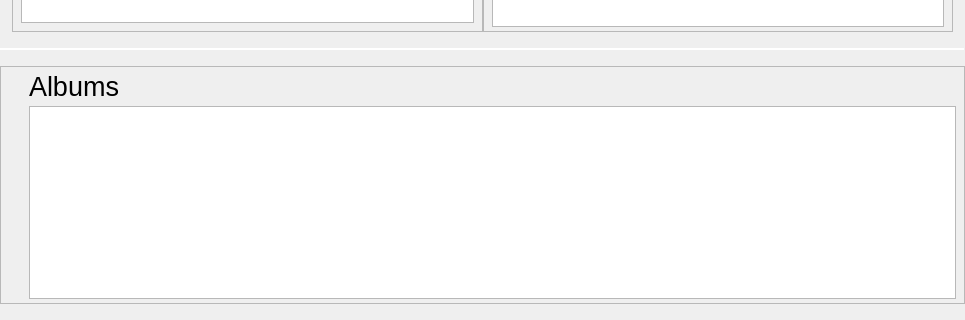
Above: src/libtomahawk/widgets/infowidgets/ArtistInfoWidget.ui from tomahawk-player/tomahawk before the change; both pictures show x 0 to 965 and y 511 to 831 of the 965 by 831 pixel window. Below: the same form after it.
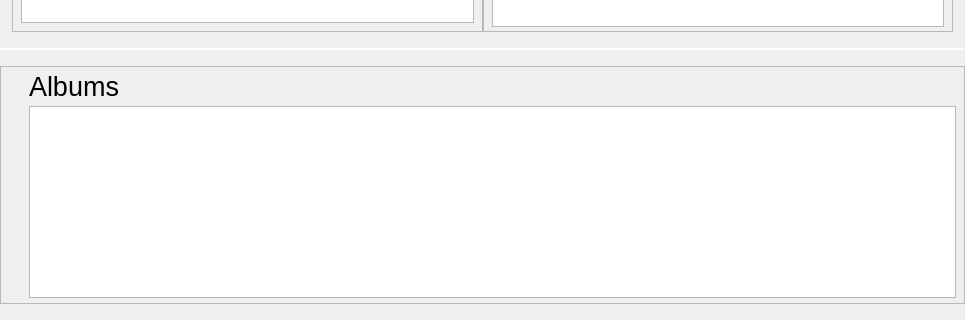
That is the form after the change. Custom widgets are drawn as their Qt base class.

Commit message: * Fixed Track- and Artist-page layout while loading items.

The edit to the form file:
```diff
--- a/src/libtomahawk/widgets/infowidgets/ArtistInfoWidget.ui
+++ b/src/libtomahawk/widgets/infowidgets/ArtistInfoWidget.ui
@@ -13,7 +13,7 @@
   <property name="windowTitle">
    <string notr="true" extracomment="not translatable because not shown to the user">Form</string>
   </property>
-  <layout class="QVBoxLayout" name="verticalLayout_7" stretch="0,0,0,0,0,1,1">
+  <layout class="QVBoxLayout" name="verticalLayout_7" stretch="0,0,0,0,0,0,1">
    <property name="spacing">
     <number>0</number>
    </property>
@@ -409,6 +409,19 @@
            </property>
           </widget>
          </item>
+         <item>
+          <spacer name="verticalSpacer">
+           <property name="orientation">
+            <enum>Qt::Vertical</enum>
+           </property>
+           <property name="sizeHint" stdset="0">
+            <size>
+             <width>20</width>
+             <height>0</height>
+            </size>
+           </property>
+          </spacer>
+         </item>
         </layout>
        </widget>
       </item>
@@ -418,11 +431,6 @@
   </layout>
  </widget>
  <customwidgets>
-  <customwidget>
-   <class>PlaylistView</class>
-   <extends>QTreeView</extends>
-   <header location="global">playlist/PlaylistView.h</header>
-  </customwidget>
   <customwidget>
    <class>GridView</class>
    <extends>QListView</extends>
@@ -433,6 +441,11 @@
    <extends>QLabel</extends>
    <header>widgets/PlayableCover.h</header>
   </customwidget>
+  <customwidget>
+   <class>PlaylistView</class>
+   <extends>QTreeView</extends>
+   <header location="global">playlist/PlaylistView.h</header>
+  </customwidget>
  </customwidgets>
  <resources/>
  <connections/>
```
The commit also changes 2 other files.
